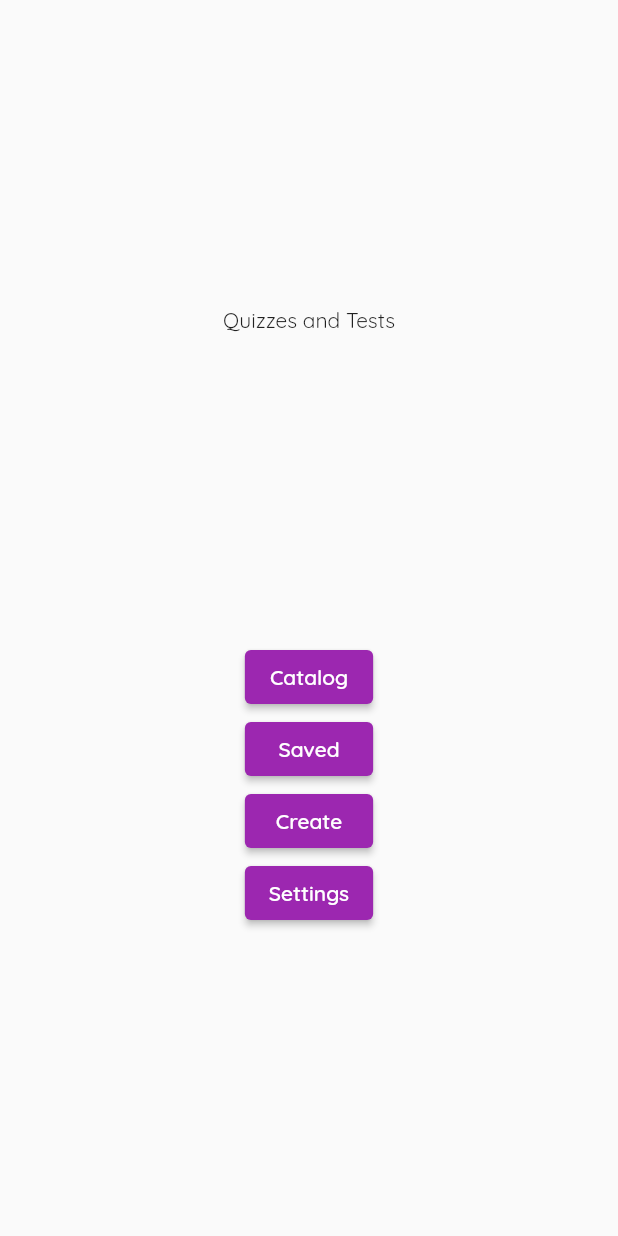
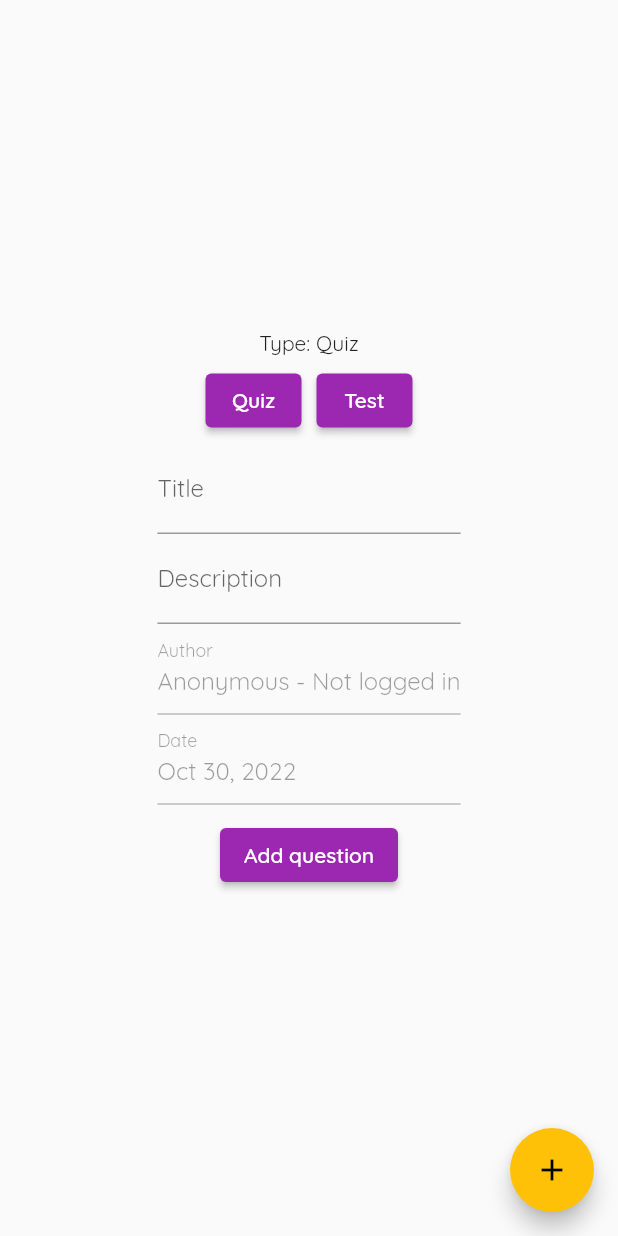
Before and after one commit to ArkV1/project_n1, a Flutter app: the screen it shows after launch, after a tap on "Create", on a phone screen of 412 x 824 dp. Run offline on Flutter 3.47's test engine with Material 2 defaults, Android fonts, the phone set to English and light mode, and no system bars; our stand-ins replace cloud_firestore, firebase_core, shared_preferences; accounts and stored records are empty.

Commit message:
catalog screen, create screen, firebase

```diff
--- a/lib/home_screen.dart
+++ /dev/null
@@ -1,61 +0,0 @@
-import 'package:flutter/material.dart';
-import 'package:project_n1/settings_screen.dart';
-
-import './widgets/menu_button.dart';
-
-class HomeScreen extends StatelessWidget {
-  void pageNavigation(BuildContext ctx, screen) {
-    Navigator.of(ctx).push(
-      MaterialPageRoute(
-        builder: (_) {
-          return screen;
-        },
-      ),
-    );
-  }
-
-  @override
-  Widget build(BuildContext context) {
-    return Scaffold(
-        body: Row(
-          children: [
-            Spacer(flex: 1),
-            Column(
-              crossAxisAlignment: CrossAxisAlignment.center,
-              children: [
-                Spacer(flex: 1),
-                Text('Quizzes and Tests'),
-                Spacer(flex: 1),
-                IntrinsicWidth(
-                  child: Column(
-                    crossAxisAlignment: CrossAxisAlignment.stretch,
-                    children: <Widget>[
-                      MenuButton('Catalog', () {}),
-                      MenuButton('Saved', () {}),
-                      MenuButton('Create', () {}),
-                      MenuButton(
-                        'Settings',
-                        () => pageNavigation(context, SettingsScreen()),
-                      ),
-                    ],
-                  ),
-                ),
-                Spacer(flex: 1),
-              ],
-            ),
-            Spacer(flex: 1),
-          ],
-        ),
-        // appBar: AppBar(
-        //   title: Text('My First App'),
-        // ),
-        // body: _questionIndex < _questions.length
-        //     ? Quiz(
-        //         answerQuestion: _answerQuestion,
-        //         questionIndex: _questionIndex,
-        //         questions: _questions,
-        //       )
-        //     : Result(_totalScore, _resetQuiz),
-      );
-  }
-}
--- a/lib/main copy.dart
+++ /dev/null
@@ -1,118 +0,0 @@
-import 'package:flutter/material.dart';
-import 'package:shared_preferences/shared_preferences.dart';
-
-import './home_screen.dart';
-// import './widgets/quiz.dart';
-// import './widgets/result.dart';
-
-Future<ThemeMode> _getThemeFromSharedPref() async {
-  WidgetsFlutterBinding.ensureInitialized();
-  final prefs = await SharedPreferences.getInstance();
-  final darkTheme = prefs.getBool('darkTheme');
-  if (darkTheme == null) {
-    return ThemeMode.system;
-  } else if (darkTheme == true) {
-    ThemeMode.dark;
-  }
-  return ThemeMode.light;
-}
-
-void main() async {
-  ThemeMode themeMode = await _getThemeFromSharedPref();
-  runApp(MyApp(themeMode));
-}
-
-class MyApp extends StatefulWidget {
-  ThemeMode themeMode;
-  MyApp(this.themeMode);
-
-  @override
-  State<StatefulWidget> createState() {
-    return _MyAppState(themeMode);
-  }
-}
-
-class _MyAppState extends State<MyApp> {
-
-
-  ThemeMode themeMode;
-  _MyAppState(this.themeMode);
-
-  final _questions = const [
-    {
-      'questionText': 'What\'s your favorite color?',
-      'answers': [
-        {'text': 'Black', 'score': 10},
-        {'text': 'Red', 'score': 5},
-        {'text': 'Green', 'score': 3},
-        {'text': 'White', 'score': 1},
-      ],
-    },
-    {
-      'questionText': 'What\'s your favorite animal?',
-      'answers': [
-        {'text': 'Rabbit', 'score': 3},
-        {'text': 'Snake', 'score': 11},
-        {'text': 'Elephant', 'score': 5},
-        {'text': 'Lion', 'score': 9},
-      ],
-    },
-    {
-      'questionText': 'Who\'s your favorite instructor?',
-      'answers': [
-        {'text': 'Max', 'score': 1},
-        {'text': 'Max', 'score': 1},
-        {'text': 'Max', 'score': 1},
-        {'text': 'Max', 'score': 1},
-      ],
-    },
-  ];
-
-  var _questionIndex = 0;
-  var _totalScore = 0;
-
-  void _resetQuiz() {
-    setState(() {
-      _questionIndex = 0;
-      _totalScore = 0;
-    });
-  }
-
-  void _answerQuestion(int score) {
-    if (_questionIndex < _questions.length) {
-      print('We have more questions!');
-    }
-
-    _totalScore += score;
-    setState(() {
-      _questionIndex = _questionIndex + 1;
-    });
-    print(_questionIndex);
-    print('Answer chosen');
-  }
-
-  @override
-  Widget build(
-    BuildContext context,
-  ) {
-    return MaterialApp(
-      title: 'Quizzes and Tests',
-      theme: ThemeData(
-        brightness: Brightness.light,
-        // LIGHT
-        colorScheme: ColorScheme.light(
-          primary: Colors.purple,
-          secondary: Colors.amber,
-        ),
-        fontFamily: 'Quicksand',
-      ),
-      darkTheme: ThemeData(
-        brightness: Brightness.dark,
-        // DARK
-      ),
-      themeMode: themeMode,
-      debugShowCheckedModeBanner: false,
-      home: HomeScreen(),
-    );
-  }
-}
--- a/lib/main.dart
+++ b/lib/main.dart
@@ -1,8 +1,13 @@
+// ignore_for_file: prefer_const_constructors
+
 import 'package:flutter/material.dart';
 import 'package:shared_preferences/shared_preferences.dart';
+import 'package:firebase_core/firebase_core.dart';
+import 'firebase_options.dart';
+import 'package:cloud_firestore/cloud_firestore.dart';
 
-import './home_screen.dart';
-// import './widgets/quiz.dart';
+import './screens/home_screen.dart';
+import './models/quizModel.dart';
 // import './widgets/result.dart';
 
 void main() async => runApp(MyApp());
@@ -19,6 +24,12 @@ class MyApp extends StatefulWidget {
 
 class _MyAppState extends State<MyApp> {
   ThemeMode? themeMode;
+
+  void initFirebase() async {
+    await Firebase.initializeApp(
+      options: DefaultFirebaseOptions.currentPlatform,
+    );
+  }
 
   Future<void> _setThemeFromSharedPref() async {
     final prefs = await SharedPreferences.getInstance();
@@ -51,6 +62,7 @@ class _MyAppState extends State<MyApp> {
   @override
   void initState() {
     super.initState();
+    initFirebase();
     _setThemeFromSharedPref();
   }
 
--- /dev/null
+++ b/lib/models/quizModel.dart
@@ -0,0 +1,17 @@
+class Quiz {
+  String id;
+  String typeQuiz;
+  String description;
+  Map<String, Object> questions;
+  String creator;
+  DateTime date;
+
+  Quiz(
+    this.id,
+    this.typeQuiz,
+    this.description,
+    this.questions,
+    this.creator,
+    this.date,
+  );
+}
--- /dev/null
+++ b/lib/screens/create_screen.dart
@@ -0,0 +1,176 @@
+// ignore_for_file: prefer_const_constructors
+
+import 'package:flutter/material.dart';
+import 'package:intl/intl.dart';
+import 'package:cloud_firestore/cloud_firestore.dart';
+
+import '../models/quizModel.dart';
+
+class CreateScreen extends StatefulWidget {
+  @override
+  State<CreateScreen> createState() => _CreateScreenState();
+}
+
+class _CreateScreenState extends State<CreateScreen> {
+  //
+  CollectionReference quizzes =
+      FirebaseFirestore.instance.collection('quizzes');
+  //
+  final titleController = TextEditingController();
+  final descriptionController = TextEditingController();
+  //
+  var typeQuiz = true;
+  String description = 'description';
+  Map<String, Object> questions = {
+    'questionText': 'Testing',
+    'answers': ['Test', 'Test', 'Test', 'Test'],
+  };
+  String creator = 'Anonymous';
+  DateTime date = DateTime.now();
+  //
+  Future<void> addToQuizzes(typeQuiz) {
+    String typeQuizText;
+    if (typeQuiz) {
+      typeQuizText = 'Quiz';
+    } else {
+      typeQuizText = 'Test';
+    }
+    return quizzes.add({
+      'typeQuizText': typeQuizText,
+      'description': description,
+      'questions': questions,
+      'creator': creator,
+      'date': date,
+    });
+  }
+
+  final _formKey = GlobalKey<FormState>();
+
+  @override
+  Widget build(BuildContext context) {
+    return Scaffold(
+      body: SafeArea(
+        child: Center(
+          child: ListView(
+            shrinkWrap: true,
+            scrollDirection: Axis.vertical,
+            children: [
+              Row(
+                children: [
+                  Spacer(flex: 1),
+                  Column(
+                    children: [
+                      // Spacer(flex: 1),
+                      IntrinsicWidth(
+                        child: Form(
+                          child: Column(
+                            mainAxisAlignment: MainAxisAlignment.center,
+                            children: [
+                              if (typeQuiz == true) ...[
+                                Text('Type: Quiz'),
+                              ] else ...[
+                                Text('Type: Test'),
+                              ],
+                              Row(
+                                mainAxisAlignment: MainAxisAlignment.center,
+                                children: [
+                                  //
+                                  Container(
+                                    padding: EdgeInsets.all(5),
+                                    child: ElevatedButton(
+                                      onPressed: () {
+                                        setState(() {
+                                          typeQuiz = true;
+                                        });
+                                      },
+                                      child: Text('Quiz'),
+                                    ),
+                                  ),
+                                  //
+                                  Container(
+                                    padding: EdgeInsets.all(5),
+                                    child: ElevatedButton(
+                                      onPressed: () {
+                                        setState(() {
+                                          typeQuiz = false;
+                                        });
+                                      },
+                                      child: Text('Test'),
+                                    ),
+                                  ),
+                                  //
+                                ],
+                              ),
+                              TextFormField(
+                                decoration: InputDecoration(labelText: 'Title'),
+                                controller: titleController,
+                                validator: (value) {
+                                  if (value == null || value.isEmpty) {
+                                    return 'Please enter some text';
+                                  }
+                                  return null;
+                                },
+                              ),
+                              TextFormField(
+                                decoration:
+                                    InputDecoration(labelText: 'Description'),
+                                controller: descriptionController,
+                                validator: (value) {
+                                  if (value == null || value.isEmpty) {
+                                    return 'Please enter some text';
+                                  }
+                                  return null;
+                                },
+                              ),
+                              TextField(
+                                decoration: InputDecoration(
+                                  floatingLabelBehavior:
+                                      FloatingLabelBehavior.always,
+                                  labelText: 'Author',
+                                  hintText: 'Anonymous - Not logged in',
+                                ),
+                                enabled: false,
+                                controller: null,
+                                onSubmitted: null,
+                              ),
+                              TextField(
+                                decoration: InputDecoration(
+                                  floatingLabelBehavior:
+                                      FloatingLabelBehavior.always,
+                                  labelText: 'Date',
+                                  hintText: (DateFormat.yMMMd()
+                                      .format(DateTime.now())
+                                      .toString()),
+                                ),
+                                enabled: false,
+                                controller: null,
+                                onSubmitted: null,
+                              ),
+                              Container(
+                                padding: EdgeInsets.all(10),
+                                child: ElevatedButton(
+                                    onPressed: () {},
+                                    child: Text('Add question')),
+                              ),
+                            ],
+                          ),
+                        ),
+                      ),
+                      // Spacer(flex: 1),
+                    ],
+                  ),
+                  Spacer(flex: 1),
+                ],
+              )
+            ],
+          ),
+        ),
+      ),
+      floatingActionButtonLocation: FloatingActionButtonLocation.endFloat,
+      floatingActionButton: FloatingActionButton(
+        child: Icon(Icons.add),
+        onPressed: () {}, // () => addToQuizzes(typeQuiz),
+      ),
+    );
+  }
+}
--- /dev/null
+++ b/lib/screens/home_screen.dart
@@ -0,0 +1,69 @@
+import 'package:flutter/material.dart';
+
+import '../models/quizModel.dart';
+import '../widgets/menu_button.dart';
+import './catalog_screen.dart';
+import './create_screen.dart';
+import './settings_screen.dart';
+
+class HomeScreen extends StatelessWidget {
+
+  //
+  void pageNavigation(BuildContext ctx, screen) {
+    Navigator.of(ctx).push(
+      MaterialPageRoute(
+        builder: (_) {
+          return screen;
+        },
+      ),
+    );
+  }
+
+  //
+  @override
+  Widget build(BuildContext context) {
+    return Scaffold(
+      body: Center(
+        child: Column(
+          crossAxisAlignment: CrossAxisAlignment.center,
+          children: [
+            Spacer(flex: 1),
+            Text('Quizzes and Tests'),
+            Spacer(flex: 1),
+            IntrinsicWidth(
+              child: Column(
+                crossAxisAlignment: CrossAxisAlignment.stretch,
+                children: <Widget>[
+                  MenuButton(
+                    'Catalog',
+                    () => pageNavigation(context, CatalogScreen()),
+                  ),
+                  MenuButton('Saved', () {}),
+                  MenuButton(
+                    'Create',
+                    () => pageNavigation(context, CreateScreen()),
+                  ),
+                  MenuButton(
+                    'Settings',
+                    () => pageNavigation(context, SettingsScreen()),
+                  ),
+                ],
+              ),
+            ),
+            Spacer(flex: 1),
+          ],
+        ),
+      ),
+      // appBar: AppBar(
+      //   title: Text('My First App'),
+      // ),
+      // body: _questionIndex < _questions.length
+      //     ? Quiz(
+      //         answerQuestion: _answerQuestion,
+      //         questionIndex: _questionIndex,
+      //         questions: _questions,
+      //       )
+      //     : Result(_totalScore, _resetQuiz),
+    );
+  }
+}
--- a/pubspec.yaml
+++ b/pubspec.yaml
@@ -31,8 +31,11 @@ environment:
 dependencies:
   flutter:
     sdk: flutter
+  intl: ^0.17.0
   provider: ^6.0.4
   shared_preferences: ^2.0.15
+  firebase_core: ^2.1.1
+  cloud_firestore: ^4.0.3
 
 
   # The following adds the Cupertino Icons font to your application.
```
Also changed, not shown: lib/models/auth_widget.dart (added, +14 -0 lines), lib/screens/catalog_screen.dart (added, +77 -0 lines), lib/screens/settings_screen.dart (renamed from lib/settings_screen.dart, +3 -7 lines), lib/widgets/answer.dart (deleted, +0 -23 lines), lib/widgets/question.dart (deleted, +0 -20 lines), lib/widgets/quiz.dart (deleted, +0 -30 lines), lib/widgets/quizWidget.dart (added, +32 -0 lines), lib/widgets/result.dart (deleted, +0 -44 lines), lib/firebase_options.dart (added), pubspec.lock, 8 other files.
